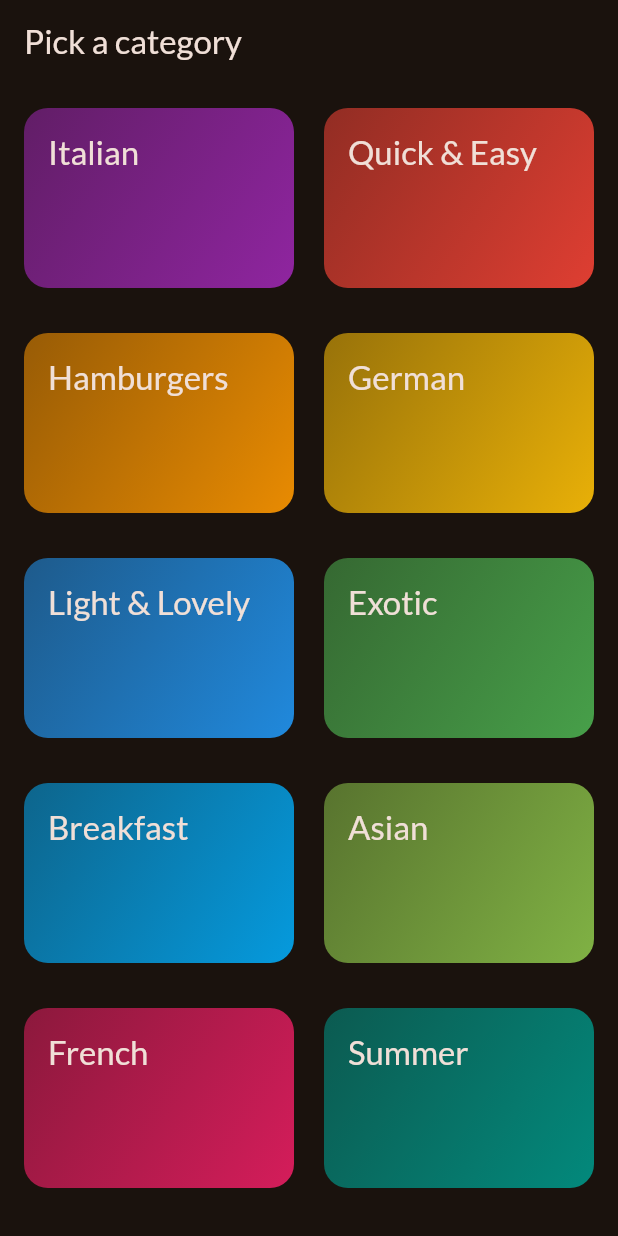
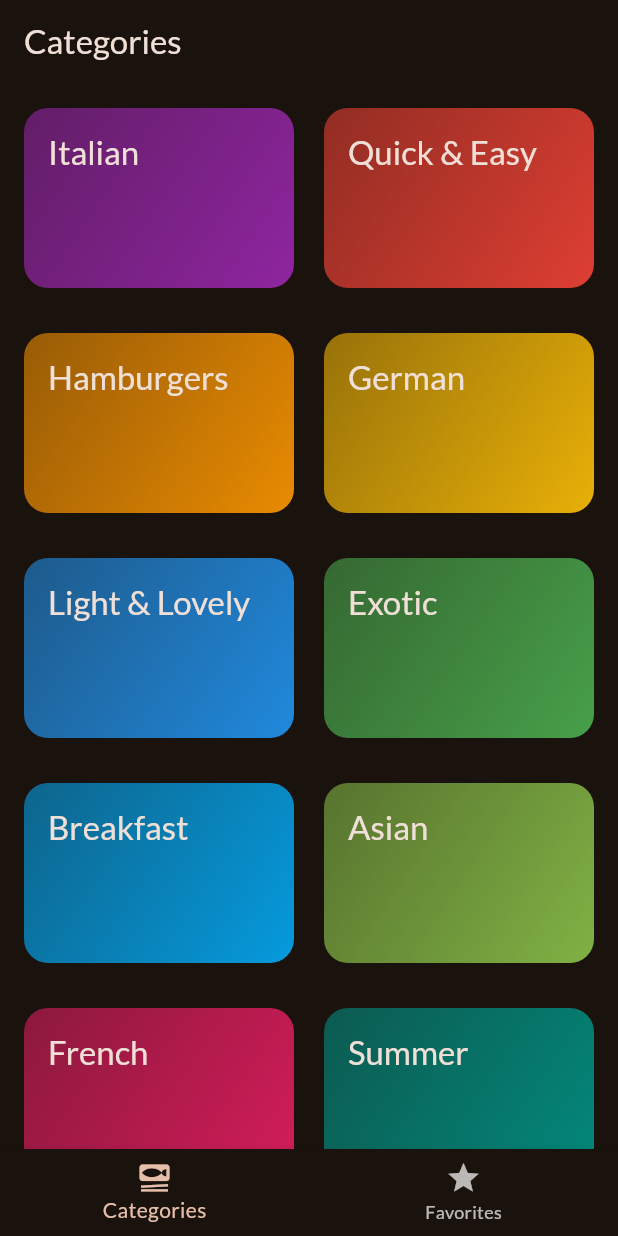
Before and after one commit to mlnbk/meals_app, a Flutter app: the screen it shows after launch, on a phone screen of 412 x 824 dp. Run offline on Flutter 3.47's test engine with Material 2 defaults, Android fonts, the phone set to English and light mode, and no system bars; our stand-ins replace google_fonts, transparent_image.

Commit message:
feat: add tab-based nav and favorite functionality

```diff
--- a/lib/main.dart
+++ b/lib/main.dart
@@ -1,7 +1,7 @@
 import 'package:flutter/material.dart';
 import 'package:google_fonts/google_fonts.dart';
 
-import 'package:meals_app/screens/categories.dart';
+import 'package:meals_app/screens/tabs.dart';
 
 final theme = ThemeData(
   useMaterial3: true,
@@ -23,7 +23,7 @@ class App extends StatelessWidget {
   Widget build(BuildContext context) {
     return MaterialApp(
       theme: theme,
-      home: const CategoriesScreen(),
+      home: const TabsScreen(),
     );
   }
 }
--- a/lib/screens/categories.dart
+++ b/lib/screens/categories.dart
@@ -2,11 +2,17 @@ import 'package:flutter/material.dart';
 
 import 'package:meals_app/data/dummy_data.dart';
 import 'package:meals_app/models/category.dart';
+import 'package:meals_app/models/meal.dart';
 import 'package:meals_app/screens/meals.dart';
 import 'package:meals_app/widgets/category_grid_item.dart';
 
 class CategoriesScreen extends StatelessWidget {
-  const CategoriesScreen({super.key});
+  const CategoriesScreen({
+    super.key,
+    required this.onToggleFavorite,
+  });
+
+  final void Function(Meal meal) onToggleFavorite;
 
   void _selectCategory(BuildContext context, Category category) {
     final filteredMeals = dummyMeals
@@ -19,6 +25,7 @@ class CategoriesScreen extends StatelessWidget {
         builder: (context) => MealsScreen(
           meals: filteredMeals,
           title: category.title,
+          onToggleFavorite: onToggleFavorite,
         ),
       ),
     );
@@ -26,11 +33,7 @@ class CategoriesScreen extends StatelessWidget {
 
   @override
   Widget build(BuildContext context) {
-    return Scaffold(
-      appBar: AppBar(
-        title: const Text('Pick a category'),
-      ),
-      body: GridView(
+    return GridView(
       padding: const EdgeInsets.all(16),
       gridDelegate: const SliverGridDelegateWithFixedCrossAxisCount(
         crossAxisCount: 2,
@@ -44,7 +47,6 @@ class CategoriesScreen extends StatelessWidget {
                 onSelectCategory: () => _selectCategory(context, category),
               ))
           .toList(),
-      ),
     );
   }
 }
--- /dev/null
+++ b/lib/screens/tabs.dart
@@ -0,0 +1,78 @@
+import 'package:flutter/material.dart';
+
+import 'package:meals_app/models/meal.dart';
+import 'package:meals_app/screens/categories.dart';
+import 'package:meals_app/screens/meals.dart';
+
+class TabsScreen extends StatefulWidget {
+  const TabsScreen({super.key});
+
+  @override
+  State<StatefulWidget> createState() {
+    return _TabsScreenState();
+  }
+}
+
+class _TabsScreenState extends State<TabsScreen> {
+  int _selectedPageIndex = 0;
+  final List<Meal> _favoriteMeals = [];
+
+  void _toggleFavorite(Meal meal) {
+    if (_favoriteMeals.contains(meal)) {
+      setState(() {
+        _favoriteMeals.remove(meal);
+      });
+      _showInfoMessage('Meal is no longer a favorite.');
+    } else {
+      setState(() {
+        _favoriteMeals.add(meal);
+      });
+      _showInfoMessage('Meal added to favorites.');
+    }
+  }
+
+  void _showInfoMessage(String message) {
+    ScaffoldMessenger.of(context).clearSnackBars();
+    ScaffoldMessenger.of(context).showSnackBar(
+      SnackBar(
+        content: Text(message),
+      ),
+    );
+  }
+
+  void _selectPage(int index) {
+    setState(() {
+      _selectedPageIndex = index;
+    });
+  }
+
+  @override
+  Widget build(BuildContext context) {
+    Widget activePage = CategoriesScreen(onToggleFavorite: _toggleFavorite);
+    var activePageTitle = 'Categories';
+
+    if (_selectedPageIndex == 1) {
+      activePage = MealsScreen(
+        meals: _favoriteMeals,
+        onToggleFavorite: _toggleFavorite,
+      );
+      activePageTitle = 'Your Favorites';
+    }
+
+    return Scaffold(
+      appBar: AppBar(
+        title: Text(activePageTitle),
+      ),
+      body: activePage,
+      bottomNavigationBar: BottomNavigationBar(
+        currentIndex: _selectedPageIndex,
+        onTap: _selectPage,
+        items: const [
+          BottomNavigationBarItem(
+              icon: Icon(Icons.set_meal), label: 'Categories'),
+          BottomNavigationBarItem(icon: Icon(Icons.star), label: 'Favorites'),
+        ],
+      ),
+    );
+  }
+}
```
Also changed, not shown: lib/screens/meal_details.dart (+13 -1 lines), lib/screens/meals.dart (+18 -4 lines). Lines whose indentation alone changed are shown as unchanged.
